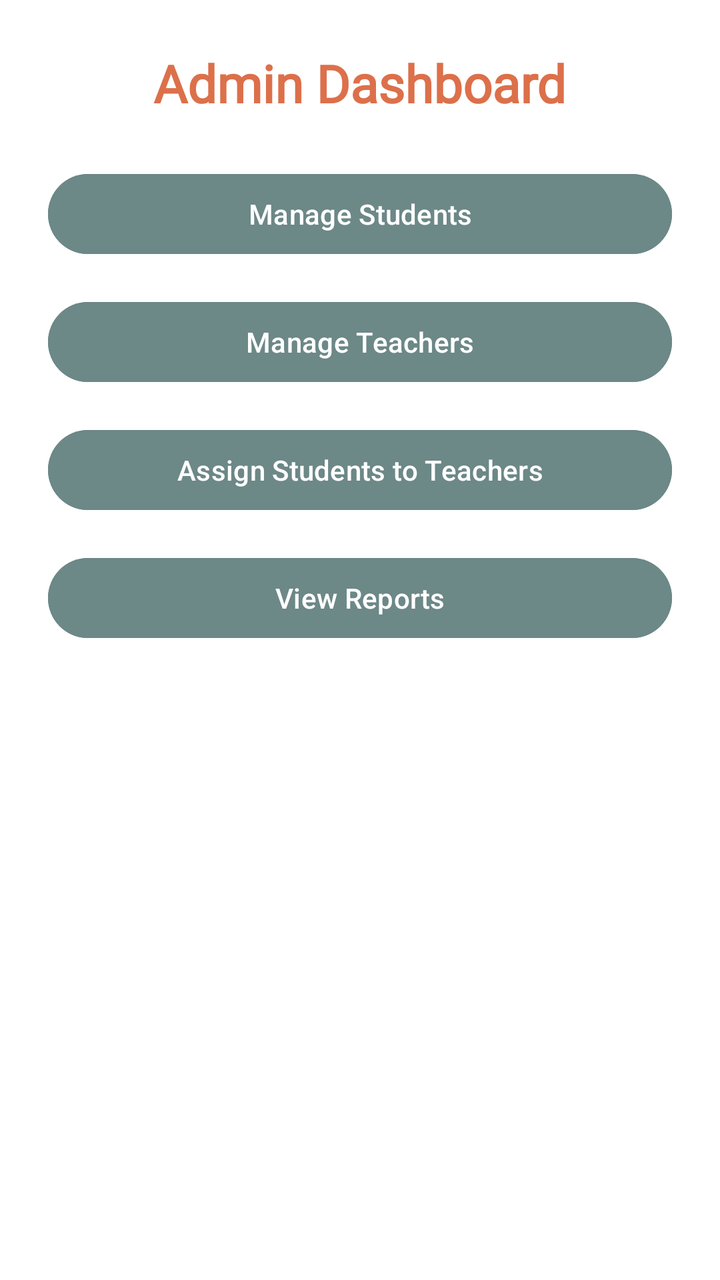
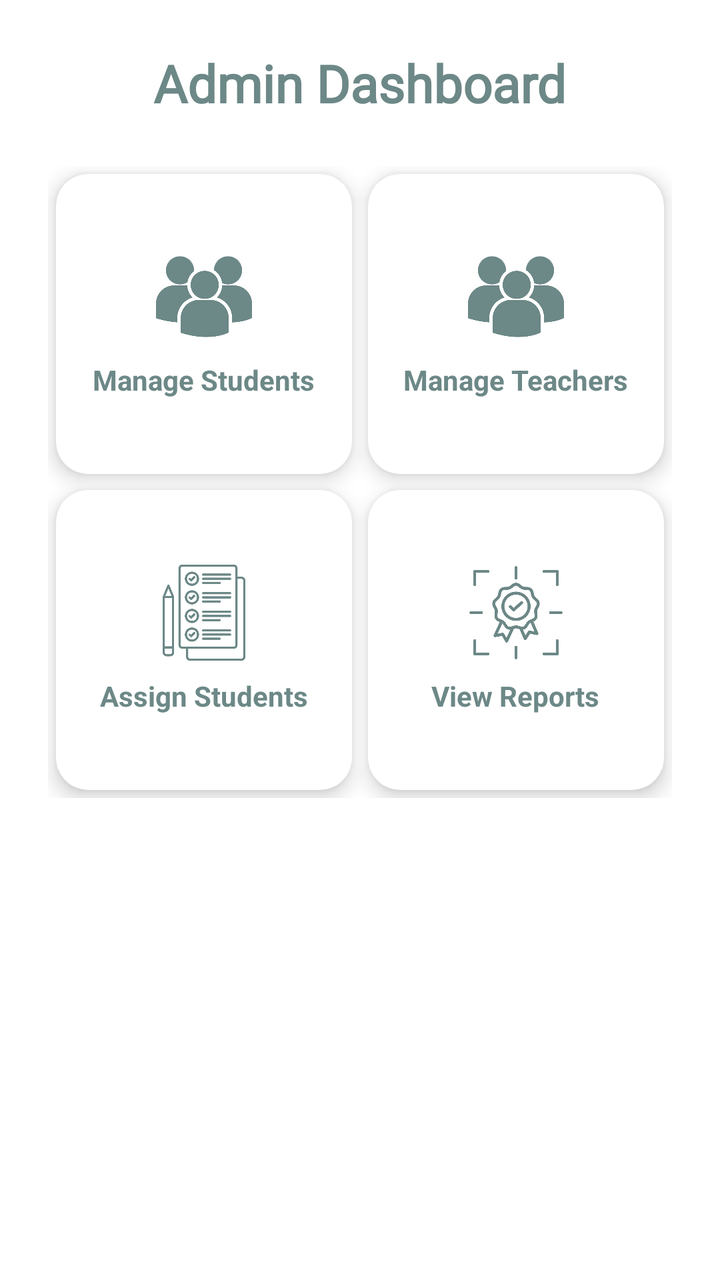

Compare the two renders of this Android layout. The source of the first and the diff that turns it into the second are given below.
<!-- AndroidManifest.xml: application theme Theme.TutionApp -->
<!-- res/layout/activity_admin_dashboard.xml -->
<?xml version="1.0" encoding="utf-8"?>
<ScrollView xmlns:android="http://schemas.android.com/apk/res/android"
    android:layout_width="match_parent"
    android:layout_height="match_parent"
    android:background="#FFFFFF"
    android:padding="24dp">

    <LinearLayout
        android:layout_width="match_parent"
        android:layout_height="wrap_content"
        android:orientation="vertical"
        android:gravity="center_horizontal">

        
        <TextView
            android:layout_width="wrap_content"
            android:layout_height="wrap_content"
            android:text="Admin Dashboard"
            android:textSize="26sp"
            android:textStyle="bold"
            android:textColor="#DC704A"
            android:fontFamily="@font/montserrat_black"
            android:layout_marginBottom="24dp"/>

        
        <Button
            android:id="@+id/btnManageStudents"
            android:layout_width="match_parent"
            android:layout_height="wrap_content"
            android:text="Manage Students"
            android:backgroundTint="#6c8887"
            android:textColor="#fff"
            android:layout_marginBottom="16dp"/>

        <Button
            android:id="@+id/btnManageTeachers"
            android:layout_width="match_parent"
            android:layout_height="wrap_content"
            android:text="Manage Teachers"
            android:backgroundTint="#6c8887"
            android:textColor="#fff"
            android:layout_marginBottom="16dp"/>

        <Button
            android:id="@+id/btnAssignCourses"
            android:layout_width="match_parent"
            android:layout_height="wrap_content"
            android:text="Assign Students to Teachers"
            android:backgroundTint="#6c8887"
            android:textColor="#fff"
            android:layout_marginBottom="16dp"/>

        <Button
            android:id="@+id/btnViewReports"
            android:layout_width="match_parent"
            android:layout_height="wrap_content"
            android:text="View Reports"
            android:backgroundTint="#6c8887"
            android:textColor="#fff"/>
    </LinearLayout>
</ScrollView>
<!-- resources referenced by this layout -->
<resources>
  <style name="Theme.TutionApp" parent="Theme.Material3.DayNight.NoActionBar">
          
      </style>
</resources>

<!-- the commit's change to res/layout/activity_admin_dashboard.xml (unified diff, before → after) -->
@@ -1,9 +1,10 @@
 <?xml version="1.0" encoding="utf-8"?>
 <ScrollView xmlns:android="http://schemas.android.com/apk/res/android"
+    xmlns:card_view="http://schemas.android.com/apk/res-auto"
     android:layout_width="match_parent"
     android:layout_height="match_parent"
-    android:background="#FFFFFF"
-    android:padding="24dp">
+    android:padding="24dp"
+    android:background="#FFFFFF">
 
     <LinearLayout
         android:layout_width="match_parent"
@@ -18,44 +19,151 @@
             android:text="Admin Dashboard"
             android:textSize="26sp"
             android:textStyle="bold"
-            android:textColor="#DC704A"
-            android:fontFamily="@font/montserrat_black"
-            android:layout_marginBottom="24dp"/>
+            android:textColor="#6c8887"
+            android:layout_marginBottom="24dp"
+            android:fontFamily="@font/montserrat_black" />
 
         
-        <Button
-            android:id="@+id/btnManageStudents"
+        <GridLayout
             android:layout_width="match_parent"
             android:layout_height="wrap_content"
-            android:text="Manage Students"
-            android:backgroundTint="#6c8887"
-            android:textColor="#fff"
-            android:layout_marginBottom="16dp"/>
+            android:columnCount="2"
+            android:rowCount="2"
+            android:useDefaultMargins="true"
+            android:alignmentMode="alignMargins">
 
-        <Button
-            android:id="@+id/btnManageTeachers"
-            android:layout_width="match_parent"
-            android:layout_height="wrap_content"
-            android:text="Manage Teachers"
-            android:backgroundTint="#6c8887"
-            android:textColor="#fff"
-            android:layout_marginBottom="16dp"/>
+            
+            <androidx.cardview.widget.CardView
+                android:id="@+id/cardManageStudents"
+                android:layout_width="0dp"
+                android:layout_height="150dp"
+                android:layout_columnWeight="1"
+                card_view:cardCornerRadius="16dp"
+                card_view:cardElevation="6dp"
+                android:clickable="true"
+                android:foreground="?attr/selectableItemBackground">
 
-        <Button
-            android:id="@+id/btnAssignCourses"
-            android:layout_width="match_parent"
-            android:layout_height="wrap_content"
-            android:text="Assign Students to Teachers"
-            android:backgroundTint="#6c8887"
-            android:textColor="#fff"
-            android:layout_marginBottom="16dp"/>
+                <LinearLayout
+                    android:layout_width="match_parent"
+                    android:layout_height="match_parent"
+                    android:gravity="center"
+                    android:orientation="vertical">
 
-        <Button
-            android:id="@+id/btnViewReports"
-            android:layout_width="match_parent"
-            android:layout_height="wrap_content"
-            android:text="View Reports"
-            android:backgroundTint="#6c8887"
-            android:textColor="#fff"/>
+                    <ImageView
+                        android:layout_width="48dp"
+                        android:layout_height="48dp"
+                        android:src="@drawable/ic_group"
+                        android:tint="#6c8887" />
+
+                    <TextView
+                        android:layout_width="wrap_content"
+                        android:layout_height="wrap_content"
+                        android:text="Manage Students"
+                        android:textColor="#6c8887"
+                        android:textStyle="bold"
+                        android:layout_marginTop="8dp" />
+                </LinearLayout>
+            </androidx.cardview.widget.CardView>
+
+            
+            <androidx.cardview.widget.CardView
+                android:id="@+id/cardManageTeachers"
+                android:layout_width="0dp"
+                android:layout_height="150dp"
+                android:layout_columnWeight="1"
+                card_view:cardCornerRadius="16dp"
+                card_view:cardElevation="6dp"
+                android:clickable="true"
+                android:foreground="?attr/selectableItemBackground">
+
+                <LinearLayout
+                    android:layout_width="match_parent"
+                    android:layout_height="match_parent"
+                    android:gravity="center"
+                    android:orientation="vertical">
+
+                    <ImageView
+                        android:layout_width="48dp"
+                        android:layout_height="48dp"
+                        android:src="@drawable/ic_group"
+                        android:tint="#6c8887" />
+
+                    <TextView
+                        android:layout_width="wrap_content"
+                        android:layout_height="wrap_content"
+                        android:text="Manage Teachers"
+                        android:textColor="#6c8887"
+                        android:textStyle="bold"
+                        android:layout_marginTop="8dp" />
+                </LinearLayout>
+            </androidx.cardview.widget.CardView>
+
+            
+            <androidx.cardview.widget.CardView
+                android:id="@+id/cardAssignCourses"
+                android:layout_width="0dp"
+                android:layout_height="150dp"
+                android:layout_columnWeight="1"
+                card_view:cardCornerRadius="16dp"
+                card_view:cardElevation="6dp"
+                android:clickable="true"
+                android:foreground="?attr/selectableItemBackground">
+
+                <LinearLayout
+                    android:layout_width="match_parent"
+                    android:layout_height="match_parent"
+                    android:gravity="center"
+                    android:orientation="vertical">
+
+                    <ImageView
+                        android:layout_width="48dp"
+                        android:layout_height="48dp"
+                        android:src="@drawable/ic_assignment"
+                        android:tint="#6c8887" />
+
+                    <TextView
+                        android:layout_width="wrap_content"
+                        android:layout_height="wrap_content"
+                        android:text="Assign Students"
+                        android:textColor="#6c8887"
+                        android:textStyle="bold"
+                        android:layout_marginTop="8dp" />
+                </LinearLayout>
+            </androidx.cardview.widget.CardView>
+
+            
+            <androidx.cardview.widget.CardView
+                android:id="@+id/cardViewReports"
+                android:layout_width="0dp"
+                android:layout_height="150dp"
+                android:layout_columnWeight="1"
+                card_view:cardCornerRadius="16dp"
+                card_view:cardElevation="6dp"
+                android:clickable="true"
+                android:foreground="?attr/selectableItemBackground">
+
+                <LinearLayout
+                    android:layout_width="match_parent"
+                    android:layout_height="match_parent"
+                    android:gravity="center"
+                    android:orientation="vertical">
+
+                    <ImageView
+                        android:layout_width="48dp"
+                        android:layout_height="48dp"
+                        android:src="@drawable/ic_upload"
+                        android:tint="#6c8887" />
+
+                    <TextView
+                        android:layout_width="wrap_content"
+                        android:layout_height="wrap_content"
+                        android:text="View Reports"
+                        android:textColor="#6c8887"
+                        android:textStyle="bold"
+                        android:layout_marginTop="8dp" />
+                </LinearLayout>
+            </androidx.cardview.widget.CardView>
+
+        </GridLayout>
     </LinearLayout>
 </ScrollView>
<!-- resource entries referenced after the edit -->
@@ -1,5 +1,8 @@
 <!-- resources referenced by this layout -->
 <resources>
+  <!-- drawable ic_assignment: png bitmap (drawable, 17748 bytes) -->
+  <!-- drawable ic_group: png bitmap (drawable, 8859 bytes) -->
+  <!-- drawable ic_upload: png bitmap (drawable, 17059 bytes) -->
   <style name="Theme.TutionApp" parent="Theme.Material3.DayNight.NoActionBar">
           
       </style>
